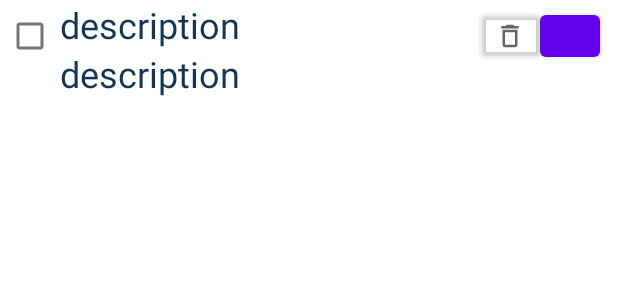
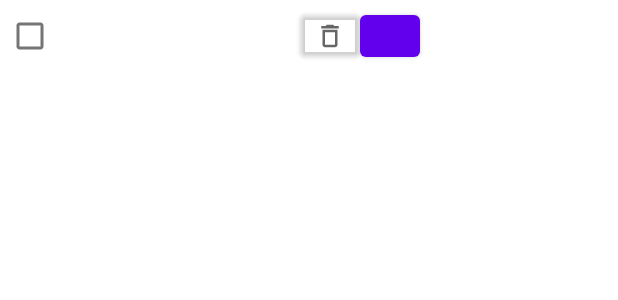
Before and after one commit to rustomamal06/My_Application28, an Android app: the layout assignment_row.xml on its own in the app's theme, with its tools: preview values and no code run, on a phone screen of 412 x 824 dp. Shown: the top 300 px of the screen. Run offline under Robolectric (Android 15) with nearby library versions, the phone set to English and light mode, and no system bars.

Commit message:
still add

```diff
--- a/app/src/main/java/com/example/myapplication28/CustomAdapter.java
+++ b/app/src/main/java/com/example/myapplication28/CustomAdapter.java
@@ -10,6 +10,7 @@ import android.view.View.OnClickListener;
 import android.view.ViewGroup;
 import android.widget.ArrayAdapter;
 import android.widget.Button;
+import android.widget.CheckBox;
 import android.widget.ImageView;
 import android.widget.TextView;
 import android.widget.Toast;
@@ -41,8 +42,8 @@ public class CustomAdapter  extends ArrayAdapter<Assigntment> {
       if(view==null)
           view= LayoutInflater.from(context).inflate(resource,parent,false);
       Assigntment item =getItem(position);//method from the android studio, not related to Item object
-      if(item==null){
-          ImageView imageView=view.findViewById(R.id.checkBox);
+      if(item!=null){
+          CheckBox imageView=view.findViewById(R.id.checkBox);
 
           Button button = view.findViewById(R.id.buttonstart1);
           TextView textViewDate=view.findViewById(R.id.textViewDate);
--- a/app/src/main/res/layout/assignment_row.xml
+++ b/app/src/main/res/layout/assignment_row.xml
@@ -23,7 +23,7 @@
                 android:id="@+id/textViewDate"
                 android:layout_width="wrap_content"
                 android:layout_height="wrap_content"
-                android:text="description"
+                android:text=""
                 android:textColor="#123456"
                 android:textSize="24sp" />
 
@@ -31,7 +31,7 @@
                 android:id="@+id/textViewTime"
                 android:layout_width="wrap_content"
                 android:layout_height="wrap_content"
-                android:text="description"
+                android:text=""
                 android:textColor="#123456"
                 android:textSize="24sp" />
         </LinearLayout>
```
